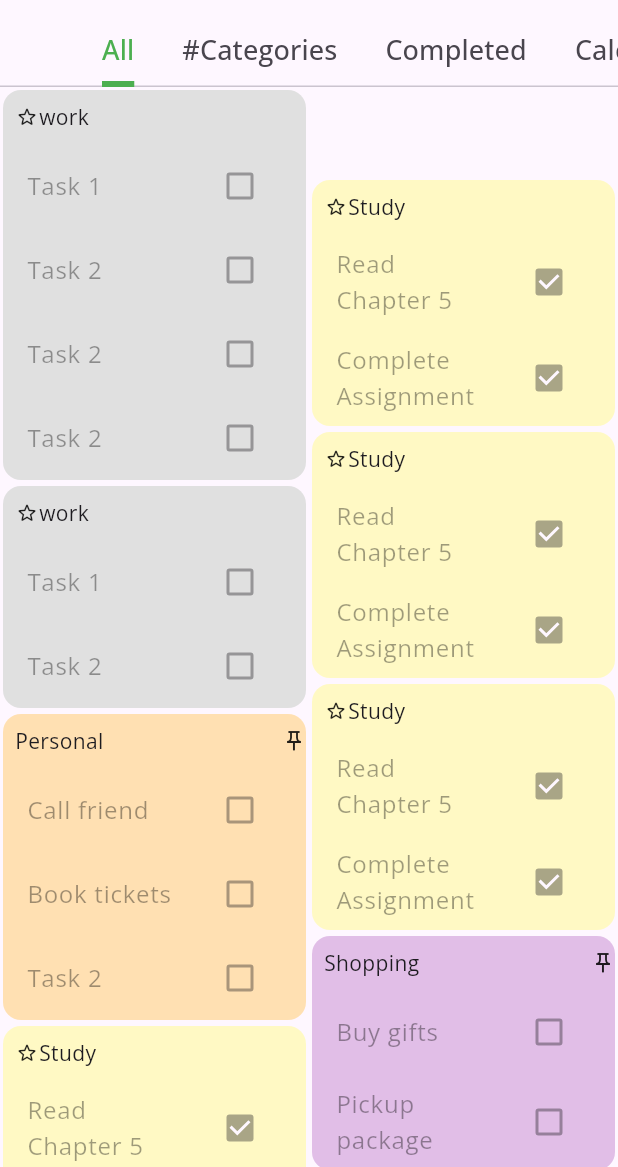
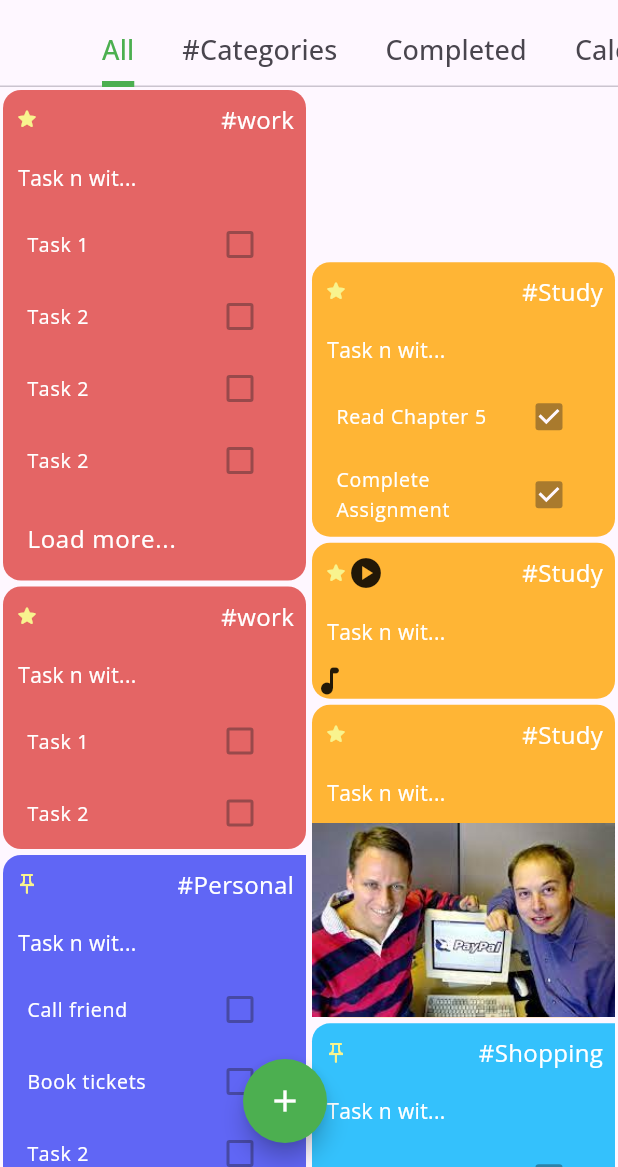
Before and after one commit to Hallcoder/znotes, a Flutter app: the screen it shows after launch, on a phone screen of 412 x 824 dp, the part 69-1236 px from its top. Run offline on Flutter 3.47's test engine with Material 3 defaults, Android fonts, the light colour scheme and no system bars; our stand-ins replace audioplayers, auto_route, shared_preferences, video_player.

Commit message:
[feat]: finished Notecard component design

```diff
--- a/lib/components/NoteCard.dart
+++ b/lib/components/NoteCard.dart
@@ -1,3 +1,5 @@
+import 'dart:io';
+
 import 'package:audioplayers/audioplayers.dart';
 import 'package:flutter/material.dart';
 import 'package:video_player/video_player.dart';
@@ -15,6 +17,8 @@ class NoteCard extends StatefulWidget {
 }
 
 class _NoteCardState extends State<NoteCard> {
+  TextStyle whiteText = const TextStyle(color: Colors.white);
+
   @override
   Widget build(BuildContext context) {
     print(widget.note.category.name);
@@ -24,27 +28,52 @@ class _NoteCardState extends State<NoteCard> {
         // width: 150.0,
         decoration: BoxDecoration(
           color: categoryColors[widget.note.category.name],
-          borderRadius: const BorderRadius.all(Radius.circular(12.0))),
+          borderRadius: widget.note.isPinned
+              ? const BorderRadius.only(
+                  topLeft: Radius.circular(12.0),
+                  bottomLeft: Radius.circular(12.0),
+                  bottomRight: Radius.circular(12.0))
+              : const BorderRadius.all(Radius.circular(12.0)),
+        ),
         child: Column(
-        children: [
-          Row(
-            mainAxisAlignment: MainAxisAlignment.spaceBetween,
+          crossAxisAlignment: CrossAxisAlignment.start,
           children: [
             Padding(
               padding: const EdgeInsets.all(8.0),
               child: Row(
+                mainAxisAlignment: MainAxisAlignment.spaceBetween,
+                children: [
+                  Row(
                     children: [
                       widget.note.isStarred
-                        ? const Icon(Icons.star_border_rounded,size:16.0)
+                          ? const Icon(Icons.star_rounded,
+                              size: 16.0, color: Color(0xfff8f38e))
                           : const SizedBox(),
-                    Text(widget.note.category.name),
+                      widget.note.audios.isEmpty
+                          ? const SizedBox()
+                          : const Icon(Icons.play_circle),
+                      widget.note.isPinned
+                          ? const Icon(
+                              Icons.push_pin_outlined,
+                              size: 16.0,
+                              color: Color(0xfff8f38e),
+                            )
+                          : const SizedBox(),
+                    ],
+                  ),
+                  Text(
+                      style:
+                          const TextStyle(fontSize: 16.0, color: Colors.white),
+                      "#${widget.note.category.name}")
                 ],
               ),
             ),
-              widget.note.isPinned
-                  ? const Icon(Icons.push_pin_outlined,size: 16.0,)
-                  : const SizedBox(),
-            ],
+            Container(
+              margin: const EdgeInsets.all(10.0),
+              child: Text(
+                  "${widget.note.titleDescription.substring(0, 10)}...",
+                  style: whiteText
+              ),
             ),
             buildContentHighestPriority(widget.note)
           ],
@@ -61,9 +90,10 @@ class _NoteCardState extends State<NoteCard> {
       return GestureDetector(
         onTap: () {
           debugPrint("Playing Audio");
-            widget.audioPlayer.play(note.audios[0].path as Source);
+          widget.audioPlayer.play(AssetSource(widget.note.audios[0].path));
         },
-          child: const Icon(Icons.audiotrack_rounded));
+        child: const Icon(Icons.audiotrack_rounded),
+      );
     } else if (note.videos.isNotEmpty) {
       final VideoPlayerController videoController =
           VideoPlayerController.asset(note.videos[0].path);
@@ -91,12 +121,21 @@ class _NoteCardState extends State<NoteCard> {
       if (note.subtasks.isNotEmpty) {
         return ListView.builder(
             shrinkWrap: true,
-                itemCount: note.subtasks.length > 4 ? 4 : note.subtasks.length,
+            itemCount: note.subtasks.length > 4 ? 5 : note.subtasks.length,
             itemBuilder: (BuildContext context, int index) {
-                  return CheckboxListTile(
-                      title: Text(note.subtasks[index].title),
+              return index != 4
+                  ? CheckboxListTile(
+                      title: Text(style: whiteText, note.subtasks[index].title),
                       value: note.subtasks[0].checked,
-                      onChanged: null);
+                      dense: true,
+                      controlAffinity: ListTileControlAffinity.platform,
+                      onChanged: null)
+                  : ListTile(
+                      title: Text(
+                        style: whiteText,
+                        "Load more...",
+                      ),
+                    );
             });
       }
       return const SizedBox(width: 100.0, height: 100.0);
--- a/lib/constants.dart
+++ b/lib/constants.dart
@@ -6,11 +6,11 @@ import 'package:znotes/utils/content_types.dart';
 
 var primaryIconColor = Colors.blueGrey;
 Map<String, Color> categoryColors = {
-  "work": const Color(0xFFE0E0E0), // Light gray
-  "Personal": const Color(0xFFFFE0B2), // Light orange
-  "Study": const Color(0xFFFFF9C4), // Soft yellow
-  "Shopping": const Color(0xFFE1BEE7), // Light purple
-  "others": const Color(0xFFC8E7D9), // Light green
+  "work": const Color(0xffe46565), // Light gray
+  "Personal": const Color(0xff6066f5), // Light orange
+  "Study": const Color(0xffffb535), // Soft yellow
+  "Shopping": const Color(0xff34c1fc), // Light purple
+  "others": const Color(0xff139c6b), // Light green
 };
 List tabs = [
   {"child": "All", "title": const Text("All")},
@@ -25,6 +25,7 @@ List<CustomGridView> tabViews = [];
 List<Note> testNotes = [
   // Existing Note
    Note(
+     titleDescription:"Task n with description that I want to cut and show less text",
     category: Category(name: "work", color: categoryColors["work"] ?? Colors.indigo),
     color: Colors.blue,
     isStarred: true,
@@ -45,6 +46,7 @@ List<Note> testNotes = [
     reminders: [DateTime(2023, 10, 10), DateTime(2023, 10, 13)],
   ),
   Note(
+    titleDescription:"Task n with description that I want to cut and show less text",
     category: Category(name: "Study", color: categoryColors["Study"] ?? Colors.amber),
     color: Colors.yellow,
     isStarred: true,
@@ -61,6 +63,7 @@ List<Note> testNotes = [
     reminders: [DateTime(2023, 10, 15), DateTime(2023, 10, 17)],
   ),
   Note(
+    titleDescription:"Task n with description that I want to cut and show less text",
     category: Category(name: "work", color: categoryColors["work"] ?? Colors.indigo),
     color: Colors.blue,
     isStarred: true,
@@ -80,13 +83,16 @@ List<Note> testNotes = [
     reminders: [DateTime(2023, 10, 10), DateTime(2023, 10, 13)],
   ),
   Note(
+    titleDescription:"Task n with description that I want to cut and show less text",
     category: Category(name: "Study", color: categoryColors["Study"] ?? Colors.amber),
     color: Colors.yellow,
     isStarred: true,
     isPinned: false,
     images: [],
     videos: [],
-    audios: [],
+    audios: [
+      AudioContent(path: 'audios/stromae.mp3')
+    ],
     subtasks: [
       Subtask(title: 'Read Chapter 5', checked: true),
       Subtask(title: 'Complete Assignment', checked: false),
@@ -97,6 +103,7 @@ List<Note> testNotes = [
   ),
   // 4 Additional Notes
   Note(
+    titleDescription:"Task n with description that I want to cut and show less text",
     category: Category(name: "Personal", color: categoryColors["Personal"] ?? Colors.deepPurple),
     color: Colors.red,
     isStarred: false,
@@ -115,8 +122,30 @@ List<Note> testNotes = [
     reminders: [DateTime(2023, 10, 8), DateTime(2023, 10, 10)],
   ),
   Note(
+    titleDescription:"Task n with description that I want to cut and show less text",
     category: Category(name: "Study", color: categoryColors["Study"] ?? Colors.amber),
-    color: Colors.yellow,
+    color: const Color(0xff6066f5),
+    isStarred: true,
+    isPinned: false,
+    images: [
+      ImageContent(path:'assets/images/musk.jpg'),
+      ImageContent(path:'assets/images/musk.jpg'),
+      ImageContent(path:'assets/images/musk.jpg')
+    ],
+    videos: [],
+    audios: [],
+    subtasks: [
+      Subtask(title: 'Read Chapter 5', checked: true),
+      Subtask(title: 'Complete Assignment', checked: false),
+    ],
+    completed: false,
+    dueDate: DateTime(2023, 10, 18),
+    reminders: [DateTime(2023, 10, 15), DateTime(2023, 10, 17)],
+  ),
+  Note(
+    titleDescription:"Task n with description that I want to cut and show less text",
+    category: Category(name: "Study", color: categoryColors["Study"] ?? Colors.amber),
+    color: const Color(0xffe46565),
     isStarred: true,
     isPinned: false,
     images: [],
@@ -131,22 +160,7 @@ List<Note> testNotes = [
     reminders: [DateTime(2023, 10, 15), DateTime(2023, 10, 17)],
   ),
   Note(
-    category: Category(name: "Study", color: categoryColors["Study"] ?? Colors.amber),
-    color: Colors.yellow,
-    isStarred: true,
-    isPinned: false,
-    images: [],
-    videos: [],
-    audios: [],
-    subtasks: [
-      Subtask(title: 'Read Chapter 5', checked: true),
-      Subtask(title: 'Complete Assignment', checked: false),
-    ],
-    completed: false,
-    dueDate: DateTime(2023, 10, 18),
-    reminders: [DateTime(2023, 10, 15), DateTime(2023, 10, 17)],
-  ),
-  Note(
+    titleDescription:"Task n with description that I want to cut and show less text",
     category: Category(name: "Shopping", color: categoryColors["Shopping"] ?? Colors.blueGrey),
     color: Colors.teal,
     isStarred: false,
@@ -163,6 +177,7 @@ List<Note> testNotes = [
     reminders: [DateTime(2023, 10, 18), DateTime(2023, 10, 19)],
   ),
   Note(
+    titleDescription:"Task n with description that I want to cut and show less text",
     category: Category(name: "Others", color: categoryColors["Others"] ?? Colors.blueAccent),
     color: Colors.blueGrey,
     isStarred: false,
@@ -179,6 +194,7 @@ List<Note> testNotes = [
     reminders: [DateTime(2023, 10, 22), DateTime(2023, 10, 24)],
   ),
   Note(
+    titleDescription:"Task n with description that I want to cut and show less text",
     category: Category(name: "Study", color: categoryColors["Study"] ?? Colors.amber),
     color: Colors.yellow,
     isStarred: true,
--- a/lib/screens/HomeScreen.dart
+++ b/lib/screens/HomeScreen.dart
@@ -39,13 +39,30 @@ class _HomeScreenState extends State<HomeScreen>
           audioPlayer: audioPlayer,
         ),
       );
-      print("tabviews ${tabViews[0]}");// implement so the GridView custom component receives arguments that tell it which notes to load from SharedPreferences and show.
+      print(
+          "tabviews ${tabViews[0]}"); // implement so the GridView custom component receives arguments that tell it which notes to load from SharedPreferences and show.
     }
   }
 
   @override
   Widget build(BuildContext context) {
     return Scaffold(
+      floatingActionButton: Row(
+        mainAxisAlignment: MainAxisAlignment.center,
+        children: [
+          FloatingActionButton(
+            shape:const CircleBorder(),
+            backgroundColor: Colors.green,
+            child: const Icon(
+              Icons.add,
+              color: Colors.white,
+            ),
+            onPressed: () {
+
+            },
+          ),
+        ],
+      ),
       appBar: AppBar(
         title: const Text(
           "Notes",
--- /dev/null
+++ b/lib/screens/NoteEditScreen.dart
@@ -0,0 +1,17 @@
+import 'package:flutter/material.dart';
+
+class NoteEditScreen extends StatefulWidget {
+  const NoteEditScreen({Key? key}) : super(key: key);
+
+  @override
+  State<NoteEditScreen> createState() => _NoteEditScreenState();
+}
+
+class _NoteEditScreenState extends State<NoteEditScreen> {
+  @override
+  Widget build(BuildContext context) {
+    return const Scaffold(
+
+    );
+  }
+}
--- a/lib/utils/content_types.dart
+++ b/lib/utils/content_types.dart
@@ -20,6 +20,7 @@ class Note{
   final Color color;
   final bool isStarred;
   final bool isPinned;
+  final String titleDescription;
   final List<ImageContent> images;
   final List<VideoContent> videos;
   final List<AudioContent> audios;
@@ -28,7 +29,7 @@ class Note{
   final DateTime dueDate;
   final List<DateTime> reminders;
 
-  Note({required this.isStarred, required this.isPinned, required this.category, required this.color, required this.images, required this.videos, required this.audios, required this.subtasks, required this.completed, required this.dueDate, required this.reminders});
+  Note({required this.titleDescription,required this.isStarred, required this.isPinned, required this.category, required this.color, required this.images, required this.videos, required this.audios, required this.subtasks, required this.completed, required this.dueDate, required this.reminders});
 
 }
 
--- a/pubspec.yaml
+++ b/pubspec.yaml
@@ -66,7 +66,8 @@ flutter:
 
   # To add assets to your application, add an assets section, like this:
   assets:
-    - assets/images/
+    - assets/images/musk.jpg
+    - assets/audios/stromae.mp3
 
   # An image asset can refer to one or more resolution-specific "variants", see
   # https://flutter.dev/assets-and-images/#resolution-aware
```
Also changed, not shown: 1 other file. Lines whose indentation alone changed are shown as unchanged.
